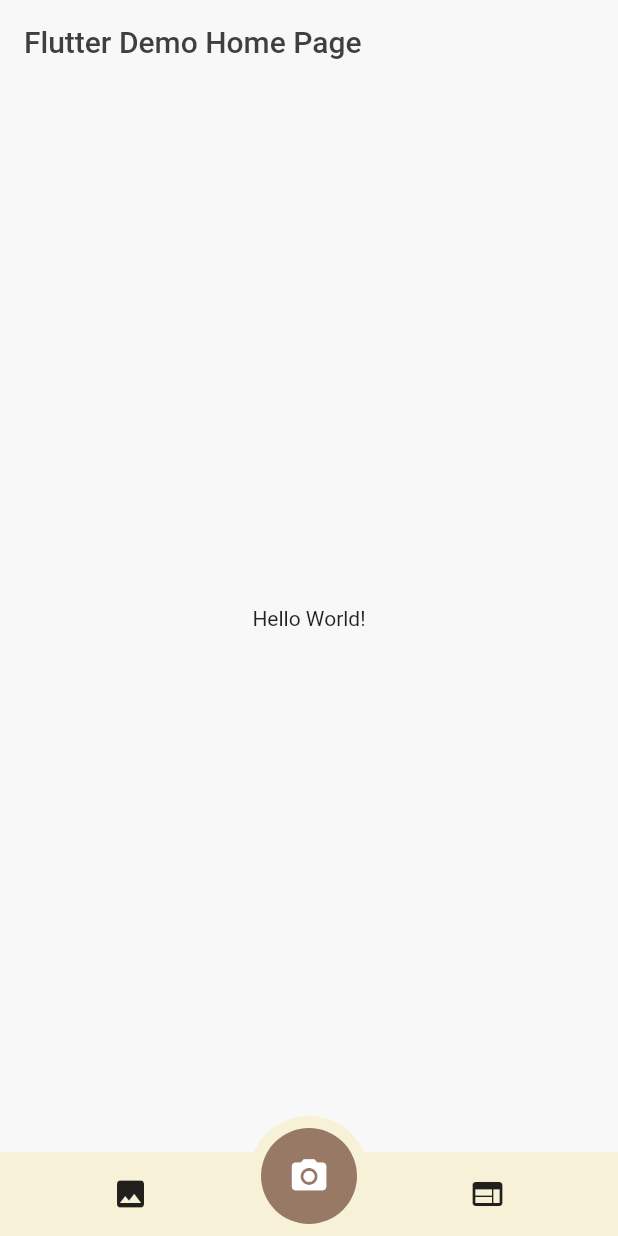
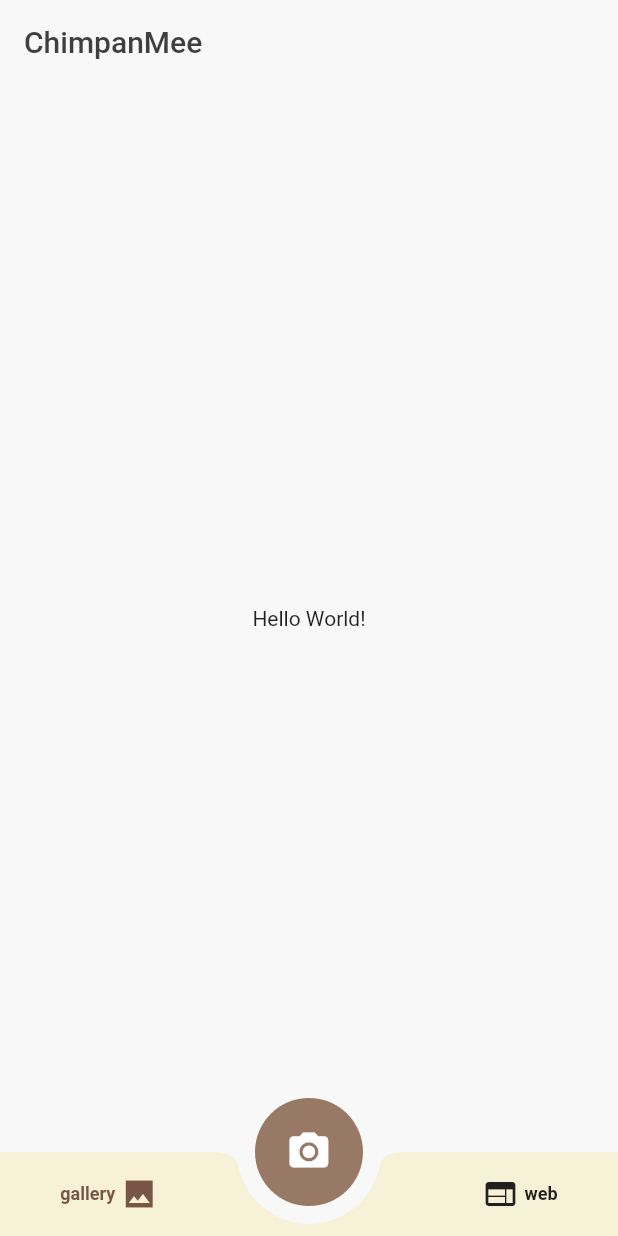
Before and after one commit to ryu38/ChimpanMee, a Flutter app: the screen it shows after launch, on a phone screen of 412 x 824 dp. Run offline on Flutter 3.47's test engine with Material 2 defaults, Android fonts, the light colour scheme and no system bars; generated files the repository leaves out were written again.

Commit message:
adjust nav bar

```diff
--- a/lib/Color.dart
+++ b/lib/Color.dart
@@ -12,6 +12,7 @@ class AppColors {
 
   static Color get coffee => const Color(0xff977966);
   static Color get milkCoffee => const Color(0xffF7ECE4);
+  // static Color get brown => const Color(0xff785037);
 
   static Color get banana => const Color(0xffFFE400);
   static Color get milkBanana => const Color(0xffF6F1D7);
--- a/lib/l10n/app_jp.arb
+++ b/lib/l10n/app_jp.arb
@@ -4,6 +4,6 @@
   "helloWorld": "こんにちは、世界",
 
   "navBarCamera": "カメラ",
-  "navBarGallery": "ギャラリー",
+  "navBarGallery": "アルバム",
   "navBarWeb": "ウェブ"
 }
--- a/lib/main.dart
+++ b/lib/main.dart
@@ -1,5 +1,6 @@
-import 'package:chimpanmee/Color.dart';
+import 'package:chimpanmee/color.dart';
 import 'package:chimpanmee/l10n/l10n.dart';
+import 'package:chimpanmee/ui/home.dart';
 import 'package:flutter/material.dart';
 import 'package:flutter/services.dart';
 
@@ -10,11 +11,12 @@ void main() {
 class MyApp extends StatelessWidget {
   const MyApp({Key? key}) : super(key: key);
 
-  // This widget is the root of your application.
+  String get title => 'ChimpanMee';
+
   @override
   Widget build(BuildContext context) {
     return MaterialApp(
-      title: 'Flutter Demo',
+      title: title,
       localizationsDelegates: L10n.localizationsDelegates,
       supportedLocales: L10n.supportedLocales,
       localeResolutionCallback: (locale, supportedLocales) {
@@ -28,13 +30,14 @@ class MyApp extends StatelessWidget {
       },
       theme: ThemeData(
         primarySwatch: Colors.green,
-        primaryColor: AppColors.coffee,
+        primaryColor: Colors.brown,
+
         scaffoldBackgroundColor: AppColors.backWhite,
         appBarTheme: AppBarTheme(
           systemOverlayStyle: SystemUiOverlayStyle(
             statusBarColor: AppColors.backWhite,
-            statusBarBrightness: Brightness.dark,
-            statusBarIconBrightness: Brightness.dark,
+            statusBarBrightness: Brightness.light, //IOS
+            statusBarIconBrightness: Brightness.dark, //Android
           ),
           backgroundColor: AppColors.backWhite,
           foregroundColor: AppColors.brightBlack,
@@ -47,66 +50,10 @@ class MyApp extends StatelessWidget {
         bottomAppBarTheme: BottomAppBarTheme(
           color: AppColors.milkBanana,
           elevation: 0,
+          shape: const CircularNotchedRectangle(),
         ),
       ),
-      home: const MyHomePage(title: 'Flutter Demo Home Page'),
+      home: HomePage(title: title),
     );
   }
 }
-
-class MyHomePage extends StatefulWidget {
-  const MyHomePage({Key? key, required this.title}) : super(key: key);
-
-  final String title;
-
-  @override
-  State<MyHomePage> createState() => _MyHomePageState();
-}
-
-class _MyHomePageState extends State<MyHomePage> {
-  @override
-  Widget build(BuildContext context) {
-    final l10n = L10n.of(context)!;
-    return Scaffold(
-      appBar: AppBar(title: Text(widget.title)),
-      body: Center(
-        child: Text(l10n.helloWorld),
-      ),
-      floatingActionButton: Container(
-        margin: const EdgeInsets.only(top: 32),
-        padding: const EdgeInsets.all(8),
-        width: 80,
-        decoration: BoxDecoration(
-          shape: BoxShape.circle,
-          color: Theme.of(context).bottomAppBarTheme.color,
-        ),
-        child: FittedBox(
-          child: FloatingActionButton(
-            onPressed: () {},
-            child: const Icon(Icons.photo_camera),
-          ),
-        ),
-      ),
-      floatingActionButtonLocation: FloatingActionButtonLocation.centerDocked,
-      bottomNavigationBar: BottomAppBar(
-        child: Container(
-          margin: const EdgeInsets.symmetric(vertical: 4),
-          child: Row(
-            mainAxisAlignment: MainAxisAlignment.spaceEvenly,
-            children: [
-              IconButton(
-                onPressed: () {},
-                icon: const Icon(Icons.insert_photo),
-              ),
-              const SizedBox(width: 64),
-              IconButton(
-                onPressed: () {},
-                icon: const Icon(Icons.web),
-              ),
-            ],
-          ),
-        ),
-      ),
-    );
-  }
-}
--- /dev/null
+++ b/lib/ui/home.dart
@@ -0,0 +1,116 @@
+import 'package:chimpanmee/Color.dart';
+import 'package:chimpanmee/l10n/l10n.dart';
+import 'package:flutter/material.dart';
+
+class HomePage extends StatefulWidget {
+  const HomePage({Key? key, required this.title}) : super(key: key);
+
+  final String title;
+
+  @override
+  State<HomePage> createState() => _HomePageState();
+}
+
+class _HomePageState extends State<HomePage> {
+  _Pages _currentPage = _Pages.gallery;
+
+  GestureDetector _navButton({
+    required IconData defaultIcon,
+    required IconData activeIcon,
+    required String labelText,
+    required _Pages targetPage,
+    required void Function()? onPressed,
+    bool reverse = false,
+  }) {
+    final isPageMatch = _currentPage == targetPage;
+    final activeColor = Theme.of(context).primaryColor;
+    final widgetList = [
+      Icon(
+        isPageMatch ? activeIcon : defaultIcon,
+        color: isPageMatch ? activeColor : null,
+      ),
+      const SizedBox(width: 4),
+      Text(
+        labelText,
+        style: TextStyle(
+          color: isPageMatch ? activeColor : null,
+          fontSize: 12,
+          fontWeight: FontWeight.bold,
+        ),
+      )
+    ];
+    return GestureDetector(
+      onTap: isPageMatch ? null : onPressed,
+      child: Container(
+        padding: const EdgeInsets.all(8),
+        child: Row(
+          mainAxisSize: MainAxisSize.min,
+          children: reverse ? List.from(widgetList.reversed) : widgetList,
+        ),
+      ),
+    );
+  }
+
+  @override
+  Widget build(BuildContext context) {
+    final l10n = L10n.of(context)!;
+
+    return Scaffold(
+      appBar: AppBar(title: Text(widget.title)),
+      body: Center(
+        child: Text(l10n.helloWorld),
+      ),
+      floatingActionButton: SizedBox(
+        width: 72,
+        child: FittedBox(
+          child: FloatingActionButton(
+            onPressed: () {
+              setState(() {
+                _currentPage = _Pages.camera;
+              });
+            },
+            child: const Icon(Icons.photo_camera),
+          ),
+        ),
+      ),
+      floatingActionButtonLocation: FloatingActionButtonLocation.centerDocked,
+      bottomNavigationBar: BottomAppBar(
+        notchMargin: 12,
+        child: Container(
+          margin: const EdgeInsets.symmetric(vertical: 8),
+          child: Row(
+            mainAxisAlignment: MainAxisAlignment.spaceAround,
+            children: [
+              _navButton(
+                defaultIcon: Icons.insert_photo,
+                activeIcon: Icons.insert_photo_sharp,
+                labelText: l10n.navBarGallery,
+                targetPage: _Pages.gallery,
+                onPressed: () {
+                  setState(() {
+                    _currentPage = _Pages.gallery;
+                  });
+                },
+                reverse: true,
+              ),
+              const SizedBox(width: 72),
+              _navButton(
+                defaultIcon: Icons.web,
+                activeIcon: Icons.web_sharp,
+                labelText: l10n.navBarWeb,
+                targetPage: _Pages.web,
+                onPressed: () {
+                  setState(() {
+                    _currentPage = _Pages.web;
+                  });
+                },
+              ),
+            ],
+          ),
+        ),
+      ),
+    );
+  }
+}
+
+enum _Pages { camera, gallery, web }
```
